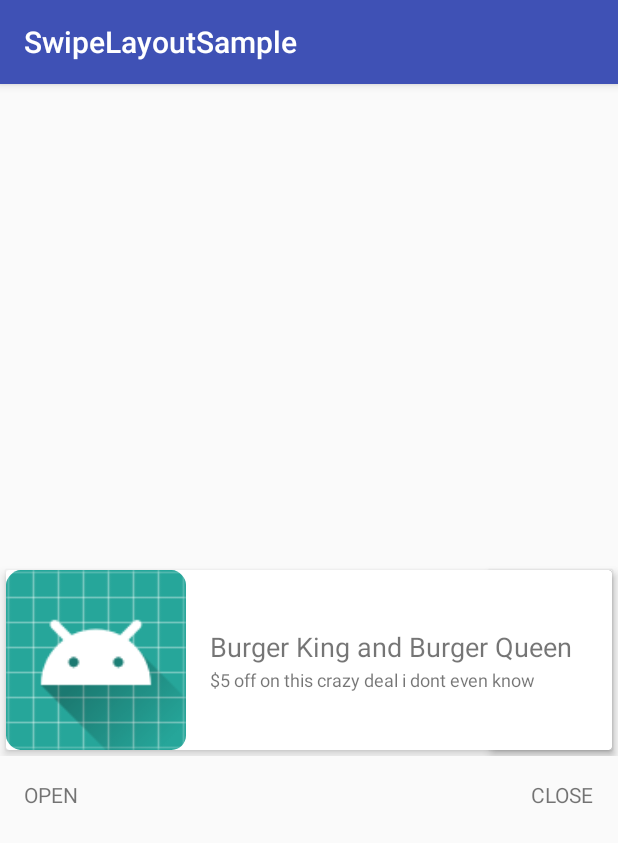
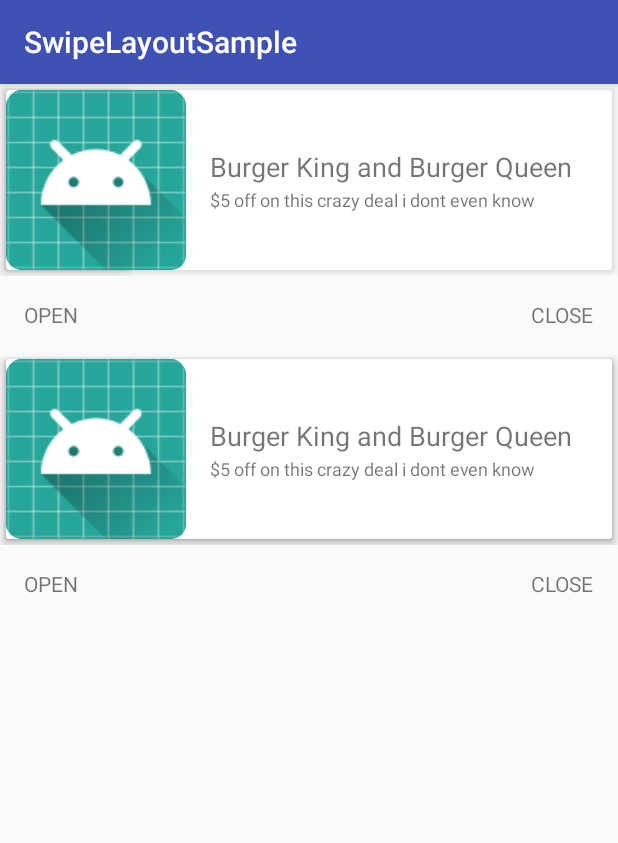
Before and after one commit to jkim24/swipeLayout, an Android app: the screen it shows after launch (MainActivity), on a phone screen of 412 x 824 dp. Shown: the top 843 px of the screen. Run offline under Robolectric (Android 15) with nearby library versions, the phone set to English and light mode, and no system bars.

Commit message:
implemented swipe animations

```diff
--- a/app/src/main/java/com/jonkim/swipelayoutsample/MainActivity.kt
+++ b/app/src/main/java/com/jonkim/swipelayoutsample/MainActivity.kt
@@ -26,5 +26,22 @@ class MainActivity : AppCompatActivity() {
         topView.setOnClickListener {
             Toast.makeText(this, "Top View Clicked", Toast.LENGTH_SHORT).show()
         }
+
+
+        secondOpen.setOnClickListener {
+            secondSwipe.open()
+        }
+
+        secondClose.setOnClickListener {
+            secondSwipe.close()
+        }
+
+        secondBottomView.setOnClickListener {
+            Toast.makeText(this, "Bottom View Clicked", Toast.LENGTH_SHORT).show()
+        }
+
+        secondTopView.setOnClickListener {
+            Toast.makeText(this, "Top View Clicked", Toast.LENGTH_SHORT).show()
+        }
     }
 }
--- a/app/src/main/res/layout/activity_main.xml
+++ b/app/src/main/res/layout/activity_main.xml
@@ -8,13 +8,13 @@
 
     <com.jonkim.swipelayout.SwipeLayout
         android:id="@+id/swipe"
-        android:layout_centerInParent="true"
+        android:layout_alignParentTop="true"
         android:layout_width="match_parent"
         android:layout_height="wrap_content"
         android:padding="4dp"
         android:clipToPadding="false"
         android:clipChildren="false"
-        app:swipeDirection="left">
+        app:swipeDirection="right">
 
         <include
             android:id="@+id/bottomView"
@@ -45,4 +45,45 @@
         android:layout_width="wrap_content"
         android:layout_height="wrap_content"
         android:layout_alignParentRight="true" />
+
+    <com.jonkim.swipelayout.SwipeLayout
+        android:id="@+id/secondSwipe"
+        android:layout_below="@id/close"
+        android:layout_width="match_parent"
+        android:layout_height="wrap_content"
+        android:padding="4dp"
+        android:clipToPadding="false"
+        android:clipChildren="false"
+        app:swipeDirection="left">
+
+        <include
+            android:id="@+id/secondBottomView"
+            layout="@layout/top_view"/>
+
+        <include
+            android:id="@+id/secondTopView"
+            layout="@layout/top_view"/>
+
+    </com.jonkim.swipelayout.SwipeLayout>
+
+    <TextView
+        android:id="@+id/secondOpen"
+        android:text="OPEN"
+        android:layout_margin="16dp"
+        android:layout_alignParentStart="true"
+        android:layout_below="@id/secondSwipe"
+        android:layout_width="wrap_content"
+        android:layout_height="wrap_content"
+        android:layout_alignParentLeft="true" />
+
+    <TextView
+        android:id="@+id/secondClose"
+        android:text="CLOSE"
+        android:layout_margin="16dp"
+        android:layout_alignParentEnd="true"
+        android:layout_below="@id/secondSwipe"
+        android:layout_width="wrap_content"
+        android:layout_height="wrap_content"
+        android:layout_alignParentRight="true" />
+
 </RelativeLayout>
--- a/app/src/main/res/layout/bottom_view.xml
+++ b/app/src/main/res/layout/bottom_view.xml
@@ -2,7 +2,7 @@
 <android.support.v7.widget.CardView
     xmlns:card_view="http://schemas.android.com/apk/res-auto"
     xmlns:android="http://schemas.android.com/apk/res/android"
-    android:layout_gravity="end"
+    android:layout_gravity="start"
     android:layout_width="wrap_content"
     android:layout_height="120dp"
     android:backgroundTint="#707070"
--- a/app/src/main/res/layout/top_view.xml
+++ b/app/src/main/res/layout/top_view.xml
@@ -1,7 +1,6 @@
 <?xml version="1.0" encoding="utf-8"?>
 <android.support.v7.widget.CardView xmlns:card_view="http://schemas.android.com/apk/res-auto"
     xmlns:android="http://schemas.android.com/apk/res/android"
-    xmlns:tools="http://schemas.android.com/tools"
     android:layout_width="match_parent"
     android:layout_height="120dp"
     card_view:cardCornerRadius="2dp"
```
Also changed, not shown: swipelayout/src/main/java/com/jonkim/swipelayout/SwipeLayout.kt (+61 -24 lines).
